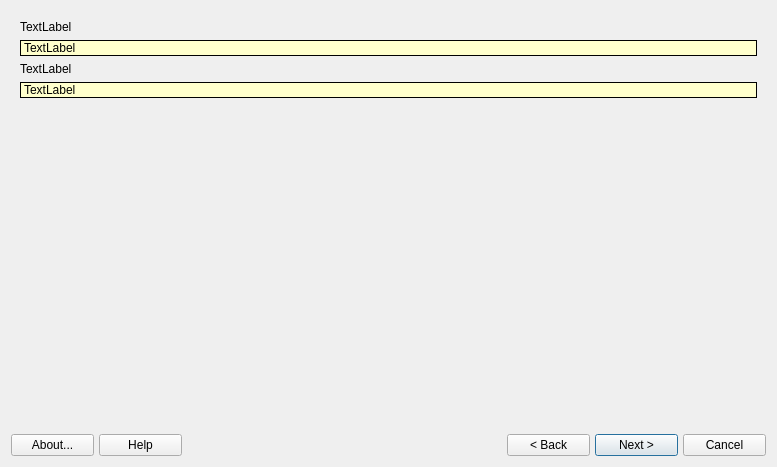
Before: the Qt Designer form mxsnapshot.ui in AdrianTM/mx-snapshot-old, drawn with Qt 5.
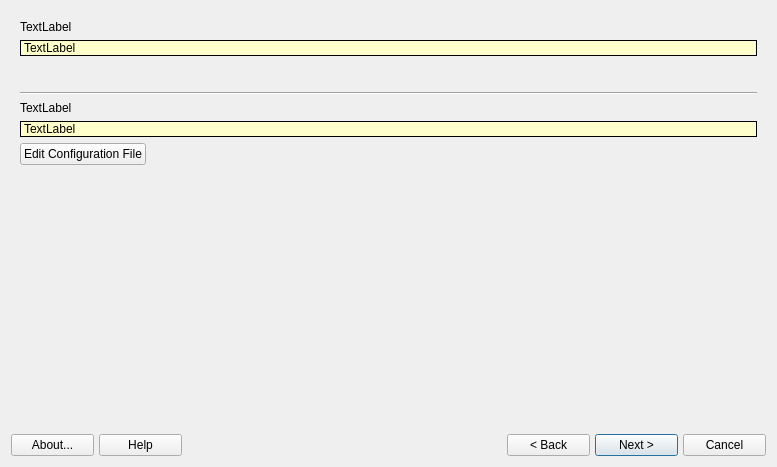
After: the same form once the commit is applied. Icons and pictures are not drawn.

Diff of the .ui file:
```diff
--- a/mxsnapshot.ui
+++ b/mxsnapshot.ui
@@ -149,6 +149,32 @@
          <property name="text">
           <string>TextLabel</string>
          </property>
+         <property name="wordWrap">
+          <bool>true</bool>
+         </property>
+        </widget>
+       </item>
+       <item>
+        <spacer name="verticalSpacer_3">
+         <property name="orientation">
+          <enum>Qt::Vertical</enum>
+         </property>
+         <property name="sizeType">
+          <enum>QSizePolicy::Fixed</enum>
+         </property>
+         <property name="sizeHint" stdset="0">
+          <size>
+           <width>20</width>
+           <height>30</height>
+          </size>
+         </property>
+        </spacer>
+       </item>
+       <item>
+        <widget class="Line" name="line_2">
+         <property name="orientation">
+          <enum>Qt::Horizontal</enum>
+         </property>
         </widget>
        </item>
        <item>
@@ -172,6 +198,19 @@
          </property>
         </widget>
        </item>
+       <item>
+        <widget class="QPushButton" name="buttonEditConfig">
+         <property name="sizePolicy">
+          <sizepolicy hsizetype="Maximum" vsizetype="Fixed">
+           <horstretch>0</horstretch>
+           <verstretch>0</verstretch>
+          </sizepolicy>
+         </property>
+         <property name="text">
+          <string>Edit Configuration File</string>
+         </property>
+        </widget>
+       </item>
        <item>
         <spacer name="verticalSpacer_2">
          <property name="orientation">
@@ -180,7 +219,7 @@
          <property name="sizeHint" stdset="0">
           <size>
            <width>20</width>
-           <height>317</height>
+           <height>249</height>
           </size>
          </property>
         </spacer>
```
Left out of the diff: 3 changed lines with no effect on the pictures.
